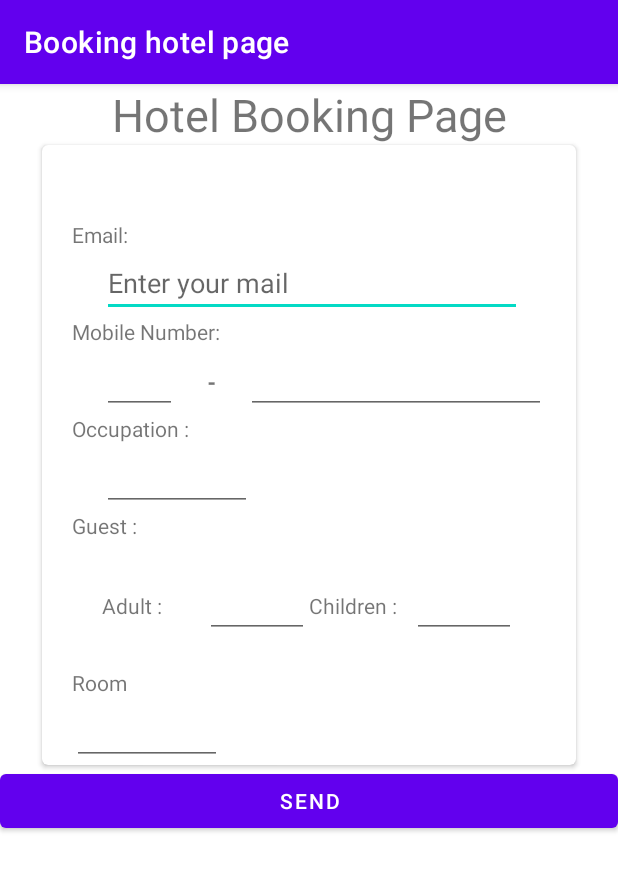
After one commit to online-code-bite-md-tanvir-mahtab/my-hotel-booking, an Android app: the BookingActivity screen opened directly, with no data from a screen before it, on a phone screen of 412 x 824 dp. The commit adds this screen. Shown: the top 871 px of the screen. Run offline under Robolectric (Android 15) with nearby library versions, the phone set to English and light mode, and no system bars.

Commit message:
nothing to say

```diff
--- /dev/null
+++ b/app/src/main/java/com/tanvircodder/bdhotel/BookingActivity.java
@@ -0,0 +1,77 @@
+package com.tanvircodder.bdhotel;
+
+
+import android.content.Intent;
+import android.net.Uri;
+import android.os.Bundle;
+import android.view.View;
+import android.widget.EditText;
+import android.widget.Toast;
+
+import androidx.appcompat.app.AppCompatActivity;
+
+public class BookingActivity extends AppCompatActivity {
+    EditText mEmailEdiText;
+    EditText mFirstNuberEditText;
+    EditText mSecondNumberText;
+    EditText mOcupationEditTextView;
+    EditText mAdultEditText;
+    EditText mChildrenText;
+    EditText mRoomTextView;
+    @Override
+    protected void onCreate(Bundle savedInstanceState) {
+        super.onCreate(savedInstanceState);
+        setContentView(R.layout.activity_booking);
+
+//        nwo i am going to find the view.//
+        mEmailEdiText = (EditText) findViewById(R.id.email_booking);
+        mFirstNuberEditText = (EditText) findViewById(R.id.first_number);
+        mSecondNumberText  = (EditText) findViewById(R.id.second_number);
+        mOcupationEditTextView = (EditText) findViewById(R.id.ocupation_text);
+        mAdultEditText  = (EditText) findViewById(R.id.adult);
+        mChildrenText = (EditText) findViewById(R.id.children);
+        mRoomTextView = (EditText) findViewById(R.id.room);
+        getSupportActionBar().setTitle("Booking hotel page");
+    }
+    public void sendToClick(View view){
+        Intent intent =getIntent();
+        int nameIndex =intent.getIntExtra("romm_no",0);
+        String romTken = intent.getStringExtra("token_no");
+        String email= mEmailEdiText.getText().toString();
+        String number = mFirstNuberEditText.getText().toString() + mSecondNumberText.getText().toString();
+        String ocupation = mOcupationEditTextView.getText().toString();
+        String adult = mAdultEditText.getText().toString();
+        String children = mChildrenText.getText().toString();
+
+//        nwo i am going to pass the string and index value to the method..///
+        validationCheck(email,number,ocupation,adult,children,nameIndex,romTken);
+
+
+    }
+
+    private void validationCheck(String email, String number, String ocupation, String adult, String children, int nameIndex,String romToken) {
+//        now i  am going to create conditional statement..//
+//        that will check every data is empty of not..//
+        if ((email==null && number == null && ocupation == null && nameIndex == 0)||( adult == null || children == null) ){
+            Toast.makeText(getApplicationContext(),"Some table is still empty",Toast.LENGTH_SHORT).show();
+        }else {
+//             if the value isn't null or empty then the email app will trigger with the current information
+            SendinTheMail(email,number,ocupation,adult,children,nameIndex,romToken);
+        }
+    }
+
+    /*
+    *now I ma going to create an method that will hold the data of the
+    * intent of the emil sending method
+    */
+    private void SendinTheMail(String email, String number, String ocupation, String adult, String children, int nameIndex,String romToken){
+        Intent intent1 = new Intent(Intent.ACTION_SENDTO);
+        intent1.setData(Uri.parse("mailto:tanzin736@gmail.com"));
+        intent1.putExtra(Intent.EXTRA_EMAIL,email);
+        intent1.putExtra(Intent.EXTRA_SUBJECT,nameIndex+"No room for booking");
+        intent1.putExtra(Intent.EXTRA_TEXT,"Number:"+number+"Occupation:"+ocupation+"Adult:" + adult+"Children:" +children+ "price range:" + romToken + "% off");
+        if (intent1.resolveActivity(getPackageManager()) != null) {
+            startActivity(intent1);
+        }
+    }
+}
--- a/app/src/main/java/com/tanvircodder/bdhotel/network/JsonParsing.java
+++ b/app/src/main/java/com/tanvircodder/bdhotel/network/JsonParsing.java
@@ -1,5 +1,6 @@
 package com.tanvircodder.bdhotel.network;
 
+import android.content.ContentValues;
 import android.content.Context;
 
 import com.tanvircodder.bdhotel.util.Utility;
@@ -17,7 +18,8 @@ public class JsonParsing {
     private static final String HOTEL_NAME = "location";
     private static final String HOTEL_STAR= "star";
 //    to hendle the list we are going to create an list ..//
-    private static List<Utility> mStoreTheData  = null;
+//    private static List<Utility> mStoreTheData  = null;
+    private static List<Utility> mStoreTheData = null;
     public static final List<Utility> jsonParsing(Context context,String uriResponse) throws JSONException {
         JSONArray jsonArray =new JSONArray(uriResponse);
 //        now i am going to create the instance of the list..//
@@ -32,7 +34,9 @@ public class JsonParsing {
             String hotel_star = jsonObject.getString(HOTEL_STAR);
 //            now i am going to add the data to the list..///
             mStoreTheData.add(new Utility(hotel_name,hotel_location,hotel_star));
+//            mStoreTheData.add(i,values);
         }
+        System.out.println(mStoreTheData);
         return mStoreTheData;
     }
 }
--- /dev/null
+++ b/app/src/main/res/layout/activity_booking.xml
@@ -0,0 +1,135 @@
+<?xml version="1.0" encoding="utf-8"?>
+<LinearLayout
+    xmlns:android="http://schemas.android.com/apk/res/android" android:layout_width="match_parent"
+    android:layout_height="match_parent"
+    android:orientation="vertical">
+    <TextView
+        android:layout_width="match_parent"
+        android:layout_height="wrap_content"
+        android:text="Hotel Booking Page"
+        android:textSize="30dp"
+        android:textAlignment="center"
+        android:gravity="center_horizontal" />
+    <androidx.cardview.widget.CardView
+        xmlns:card_view="http://schemas.android.com/apk/res-auto"
+        android:id="@+id/card_view"
+        android:layout_gravity="center"
+        android:layout_width="wrap_content"
+        android:layout_height="wrap_content"
+        card_view:cardCornerRadius="4dp">
+        <LinearLayout
+            android:layout_width="match_parent"
+            android:layout_height="wrap_content"
+            android:orientation="vertical"
+            android:layout_marginLeft="20dp"
+            android:layout_marginRight="20dp"
+            android:layout_marginTop="50dp">
+            <TextView
+                android:layout_width="wrap_content"
+                android:layout_height="wrap_content"
+                android:text="Email:"/>
+            <EditText
+                android:id="@+id/email_booking"
+                android:layout_width="match_parent"
+                android:layout_height="wrap_content"
+                android:hint="Enter your mail"
+                android:layout_marginLeft="20dp"
+                android:layout_marginRight="16dp"/>
+            <TextView
+                android:layout_width="wrap_content"
+                android:layout_height="wrap_content"
+                android:text="Mobile Number:"/>
+            <LinearLayout
+                android:layout_width="wrap_content"
+                android:layout_height="wrap_content"
+                android:orientation="horizontal"
+                android:layout_marginLeft="10dp">
+                <EditText
+                    android:id="@+id/first_number"
+                    android:layout_width="50dp"
+                    android:layout_height="wrap_content"
+                    android:layout_marginLeft="10dp"/>
+                <TextView
+                    android:layout_width="wrap_content"
+                    android:layout_height="wrap_content"
+                    android:layout_marginLeft="20dp"
+                    android:fontFamily="sans-serif-black"
+                    android:text="-"/>
+                <EditText
+                    android:id="@+id/second_number"
+                    android:layout_width="200dp"
+                    android:layout_height="wrap_content"
+                    android:layout_marginLeft="20dp"/>
+            </LinearLayout>
+            <TextView
+                android:layout_width="wrap_content"
+                android:layout_height="wrap_content"
+                android:text="Occupation : "/>
+            <EditText
+                android:id="@+id/ocupation_text"
+                android:layout_width="100dp"
+                android:layout_height="wrap_content"
+                android:layout_marginLeft="20dp"
+                android:layout_marginRight="16dp"/>
+            <TextView
+                android:layout_width="wrap_content"
+                android:layout_height="wrap_content"
+                android:text="Guest :"/>
+            <LinearLayout
+                android:layout_width="match_parent"
+                android:layout_height="wrap_content"
+                android:orientation="horizontal"
+                android:layout_margin="20dp">
+                <LinearLayout
+                    android:layout_width="0dp"
+                    android:layout_weight="1"
+                    android:layout_height="wrap_content"
+                    android:orientation="horizontal">
+                    <TextView
+                        android:layout_width="0dp"
+                        android:layout_weight="1"
+                        android:layout_height="wrap_content"
+                        android:text="Adult : "/>
+                    <EditText
+                        android:id="@+id/adult"
+                        android:layout_width="0dp"
+                        android:layout_weight="1"
+                        android:layout_height="wrap_content"/>
+                </LinearLayout>
+                <LinearLayout
+                    android:layout_width="0dp"
+                    android:layout_weight="1"
+                    android:layout_height="wrap_content"
+                    android:orientation="horizontal">
+                    <TextView
+                        android:layout_width="0dp"
+                        android:layout_weight="1"
+                        android:layout_height="wrap_content"
+                        android:text="Children : "/>
+                    <EditText
+                        android:id="@+id/children"
+                        android:layout_width="0dp"
+                        android:layout_weight="1"
+                        android:layout_height="wrap_content"/>
+                </LinearLayout>
+
+            </LinearLayout>
+            <TextView
+                android:layout_width="match_parent"
+                android:layout_height="wrap_content"
+                android:text="Room"/>
+            <EditText
+                android:id="@+id/room"
+                android:layout_width="100dp"
+                android:layout_height= "wrap_content"/>
+        </LinearLayout>
+
+
+    </androidx.cardview.widget.CardView>
+    <Button
+        android:layout_width="match_parent"
+        android:layout_height="wrap_content"
+        android:text="Send"
+        android:onClick="sendToClick"/>
+
+</LinearLayout>
--- a/app/src/main/res/menu/sign_out.xml
+++ b/app/src/main/res/menu/sign_out.xml
@@ -4,6 +4,6 @@
     <item
         android:id="@+id/sign_in"
         app:showAsAction="ifRoom"
-        android:title="SignIn"
+        android:title="Sign Out"
         android:orderInCategory="1"/>
 </menu>
--- a/app/src/main/res/values/strings.xml
+++ b/app/src/main/res/values/strings.xml
@@ -1,3 +1,4 @@
 <resources>
     <string name="app_name">BdHotel</string>
+    <string name="description">Five-star hotels are properties that offer their guests the highest levels of luxury through personalized services, a vast range of amenities, and sophisticated accommodations</string>
 </resources>
```
Also changed, not shown: app/build.gradle (+9 -7 lines), app/src/main/AndroidManifest.xml (+27 -1 lines), app/src/main/java/com/tanvircodder/bdhotel/DetailActivity.java (added, +44 -0 lines), app/src/main/java/com/tanvircodder/bdhotel/ListAdapter.java (+19 -2 lines), app/src/main/java/com/tanvircodder/bdhotel/MainActivity.java (+29 -2 lines), app/src/main/res/layout/activity_detail.xml (added, +73 -0 lines), app/src/main/res/layout/list_item.xml (+23 -5 lines).
